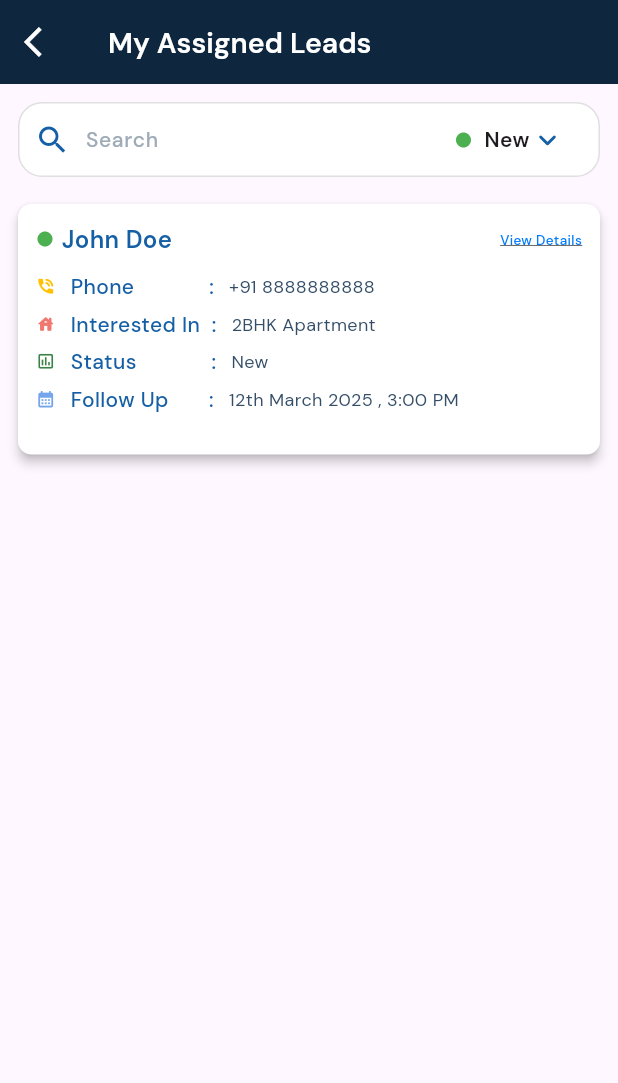
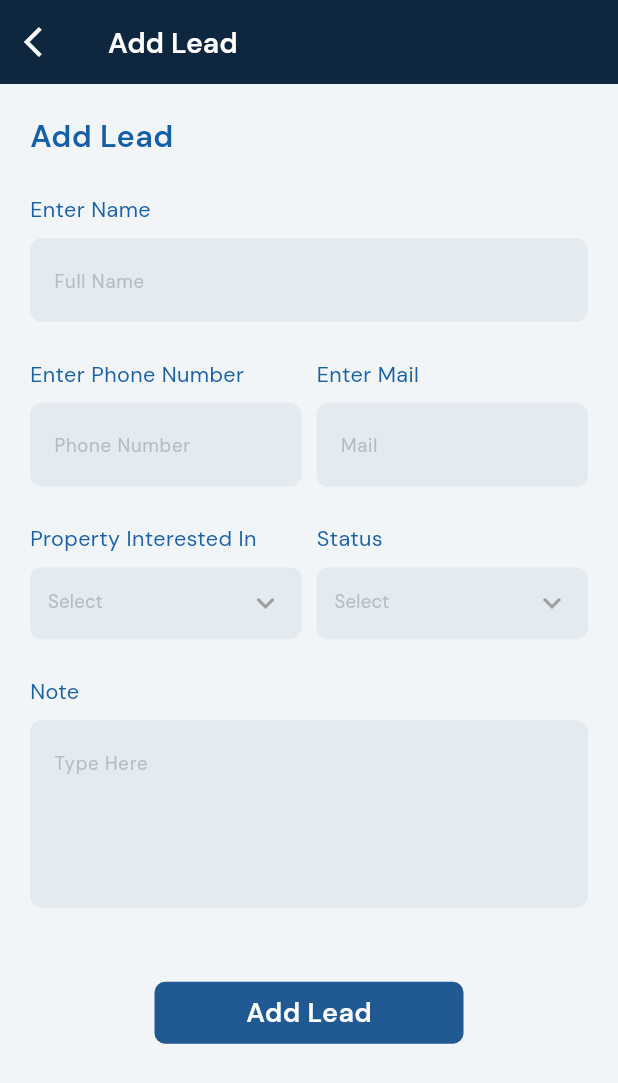
Before and after one commit to Snehal-axolotls/Real_Estate, a Flutter app: the screen it shows after launch, on a phone screen of 412 x 824 dp. Shown: the top 1083 px of the screen. Run offline on Flutter 3.47's test engine with Material 3 defaults, Android fonts, the phone set to English and light mode, and no system bars; our stand-ins replace expansion_tile_card, flutter_otp_text_field, flutter_svg, google_fonts, intl_phone_field; project files that could hold a hidden picture were left out.

Commit message:
Real_Estate

```diff
--- /dev/null
+++ b/real_estate/lib/addlead.dart
@@ -0,0 +1,266 @@
+import 'package:flutter/material.dart';
+import 'package:google_fonts/google_fonts.dart';
+
+class AddLeader extends StatefulWidget {
+  const AddLeader({super.key});
+
+  @override
+  State<AddLeader> createState() => _AddLeaderState();
+}
+
+class _AddLeaderState extends State<AddLeader> {
+  String? selectedProperty;
+  String? selectedStatus;
+  final List<String> propertyList = ['Apartment', 'Villa', 'Commercial'];
+  final List<String> statusList = ['New', 'Interested', 'Finalized'];
+  TextEditingController name=TextEditingController();
+  TextEditingController phoneno=TextEditingController();
+  TextEditingController mainID=TextEditingController();
+  TextEditingController noteController=TextEditingController();
+
+  @override
+  Widget build(BuildContext context) {
+    double screenWidth = MediaQuery.of(context).size.width;
+    double screenHeight = MediaQuery.of(context).size.height;
+
+    return Scaffold(
+      backgroundColor: const Color.fromRGBO(242, 245, 248, 1),
+      appBar: AppBar(
+        title: Text(
+          "Add Lead",
+          style: GoogleFonts.dmSans(
+              fontWeight: FontWeight.w600, fontSize: 19, color: Colors.white),
+        ),
+        backgroundColor: const Color.fromRGBO(14, 39, 63, 1),
+        leading: IconButton(
+          icon: const Icon(Icons.arrow_back_ios, color: Colors.white),
+          onPressed: () => Navigator.of(context).pop(),
+        ),
+      ),
+      body: SingleChildScrollView(
+        padding: const EdgeInsets.all(20),
+        child: Column(
+          crossAxisAlignment: CrossAxisAlignment.start,
+          children: [
+            Text(
+              "Add Lead",
+              style: GoogleFonts.dmSans(
+                  fontWeight: FontWeight.w600,
+                  fontSize: screenWidth * 0.05,
+                  color: const Color.fromRGBO(21, 95, 165, 1)),
+            ),
+            SizedBox(height: screenHeight * 0.03),
+
+            // Name Field
+            buildInputField("Enter Name", "Full Name", screenWidth,name),
+
+            SizedBox(height: screenHeight * 0.03),
+
+            // Phone & Email Fields
+            Row(
+              children: [
+                Expanded(
+                  child: buildInputField(
+                      "Enter Phone Number", "Phone Number", screenWidth,phoneno),
+                ),
+                SizedBox(width: 10),
+                Expanded(
+                  child: buildInputField("Enter Mail", "Mail", screenWidth,mainID),
+                ),
+              ],
+            ),
+
+            SizedBox(height: screenHeight * 0.03),
+
+            // Property & Status Fields
+            Row(
+              children: [
+                Expanded(
+                  child: buildDropdownField(
+                      "Property Interested In", propertyList, selectedProperty,
+                      (value) {
+                    setState(() {
+                      selectedProperty = value;
+                    });
+                  },screenWidth),
+                ),
+                SizedBox(width: 10),
+                Expanded(
+                  child: buildDropdownField("Status", statusList, selectedStatus,
+                      (value) {
+                    setState(() {
+                      selectedStatus = value;
+                    });
+                  },screenWidth),
+                ),
+              ],
+            ),
+            SizedBox(height: screenHeight * 0.03),
+
+            // Name Field
+             Column(
+                    crossAxisAlignment: CrossAxisAlignment.start,
+                    children: [
+                      Text("Note",
+                              style: GoogleFonts.dmSans(
+                                  fontWeight: FontWeight.w400,
+                                  fontSize: screenWidth*0.035,
+                                  color: const Color.fromRGBO(26, 97, 164, 1)
+                            )
+                      ),
+                      SizedBox(height: screenHeight*0.01,),
+                      Container(
+                        height: 125,
+                        decoration: BoxDecoration(
+                color: const Color.fromARGB(255, 228, 235, 240),
+                borderRadius: BorderRadius.circular(8),
+
+              ),
+                        child: TextField(
+                          controller: noteController,
+                          keyboardType: TextInputType.multiline,
+                          maxLines: null,
+                          decoration:InputDecoration(
+
+                            hintText: "Type Here",
+                            hintStyle: GoogleFonts.dmSans(
+                                    fontWeight: FontWeight.w400,
+                                     fontSize: screenWidth*0.03,
+                                     color: const Color.fromRGBO(179, 189, 199, 1)
+                              ),
+                              border:OutlineInputBorder(
+                                borderRadius: BorderRadius.circular(8),
+                                borderSide: BorderSide.none
+                              ),
+                          ),
+
+                        ),
+                      ),
+                    ],
+                  ),
+                  SizedBox(height: screenHeight * 0.06),
+              GestureDetector(
+                  onTap: () {
+
+                // print("Name: ${name.text}");
+                // print("Phone: ${phoneno.text}");
+                // print("Email: ${mainID.text}");
+                // print("Property: $selectedProperty");
+                // print("Status: $selectedStatus");
+                // print("Note: ${noteController.text}");
+                  },
+                  child: Center(
+                    child: Container(
+                      height: screenHeight * 0.05,
+                      width: screenWidth * 0.5,
+                      alignment: Alignment.center,
+                      decoration: const BoxDecoration(
+                        borderRadius: BorderRadius.all(Radius.circular(7)),
+                        color: Color.fromRGBO(33, 90, 146, 1),
+                      ),
+                      child: Text(
+                        "Add Lead",
+                        style: GoogleFonts.dmSans(
+                            fontWeight: FontWeight.w600,
+                            fontSize: 18,
+                            color: const Color.fromRGBO(255, 255, 255, 1)),
+                      ),
+                    ),
+                  ),
+                )
+          ],
+        ),
+      ),
+    );
+  }
+
+  // Input Field
+  Widget buildInputField(String label, String hint, double screenWidth,TextEditingController controller) {
+    return Column(
+      crossAxisAlignment: CrossAxisAlignment.start,
+      children: [
+        Text(
+          label,
+          style: GoogleFonts.dmSans(
+              fontWeight: FontWeight.w400,
+              fontSize: screenWidth * 0.035,
+              color: const Color.fromRGBO(26, 97, 164, 1)),
+        ),
+        SizedBox(height: 8),
+        TextField(
+          controller: controller,
+          decoration: InputDecoration(
+            filled: true,
+            fillColor: const Color.fromARGB(255, 228, 235, 240),
+            hintText: hint,
+            hintStyle: GoogleFonts.dmSans(
+                fontWeight: FontWeight.w400,
+                fontSize: screenWidth * 0.03,
+                color: const Color.fromRGBO(179, 189, 199, 1)),
+            border: OutlineInputBorder(
+                borderRadius: BorderRadius.circular(8),
+                borderSide: BorderSide.none),
+          ),
+        ),
+
+      ],
+    );
+  }
+
+  Widget buildDropdownField(String label, List<String> items, String? value,
+    void Function(String?) onChanged,double screenWidth) {
+  return Column(
+    crossAxisAlignment: CrossAxisAlignment.start,
+    children: [
+      Text(
+        label,
+        style: GoogleFonts.dmSans(
+            fontWeight: FontWeight.w400,
+            fontSize: screenWidth*0.035,
+            color: const Color.fromRGBO(26, 97, 164, 1)),
+      ),
+      const SizedBox(height: 8),
+      Container(
+        padding: const EdgeInsets.symmetric(horizontal: 12),
+        decoration: BoxDecoration(
+          color: const Color.fromARGB(255, 228, 235, 240),
+          borderRadius: BorderRadius.circular(8),
+        ),
+        child: Row(
+          mainAxisAlignment: MainAxisAlignment.spaceBetween,
+          children: [
+            Expanded(
+              child: DropdownButtonHideUnderline(
+                child: DropdownButton<String>(
+                  value: value,
+                  icon: SizedBox.shrink(),
+                  isExpanded: true,
+                  hint: Text(
+                    "Select",
+                    style: GoogleFonts.dmSans(
+                        fontWeight: FontWeight.w400,
+                        fontSize: screenWidth * 0.03,
+                        color: const Color.fromRGBO(179, 189, 199, 1)),
+                  ),
+                  items: items.map((String item) {
+                    return DropdownMenuItem<String>(
+                      value: item,
+                      child: Text(
+                        item,
+                        style: GoogleFonts.dmSans(fontSize: 14),
+                      ),
+                    );
+                  }).toList(),
+                  onChanged: onChanged,
+                ),
+              ),
+            ),
+            const Icon(Icons.expand_more, color: Colors.grey),
+          ],
+        ),
+      ),
+    ],
+  );
+}
+
+}
--- a/real_estate/lib/main.dart
+++ b/real_estate/lib/main.dart
@@ -1,5 +1,7 @@
 import 'package:flutter/material.dart';
+import 'package:real_estate/addlead.dart';
 import 'package:real_estate/assignedleads.dart';
+import 'package:real_estate/lead_details.dart';
 import 'package:real_estate/login.dart';
 import 'package:real_estate/onboarding.dart';
 import 'package:real_estate/verifyPhone.dart';
@@ -15,7 +17,7 @@ class MainApp extends StatelessWidget {
   Widget build(BuildContext context) {
     return MaterialApp(
       debugShowCheckedModeBanner: false,
-      home: AssignedLeads(),
+      home: AddLeader(),
     );
   }
 }
```
Also changed, not shown: real_estate/lib/assignedleads.dart (+9 -1 lines), real_estate/lib/lead_details.dart (added, +285 -0 lines).
